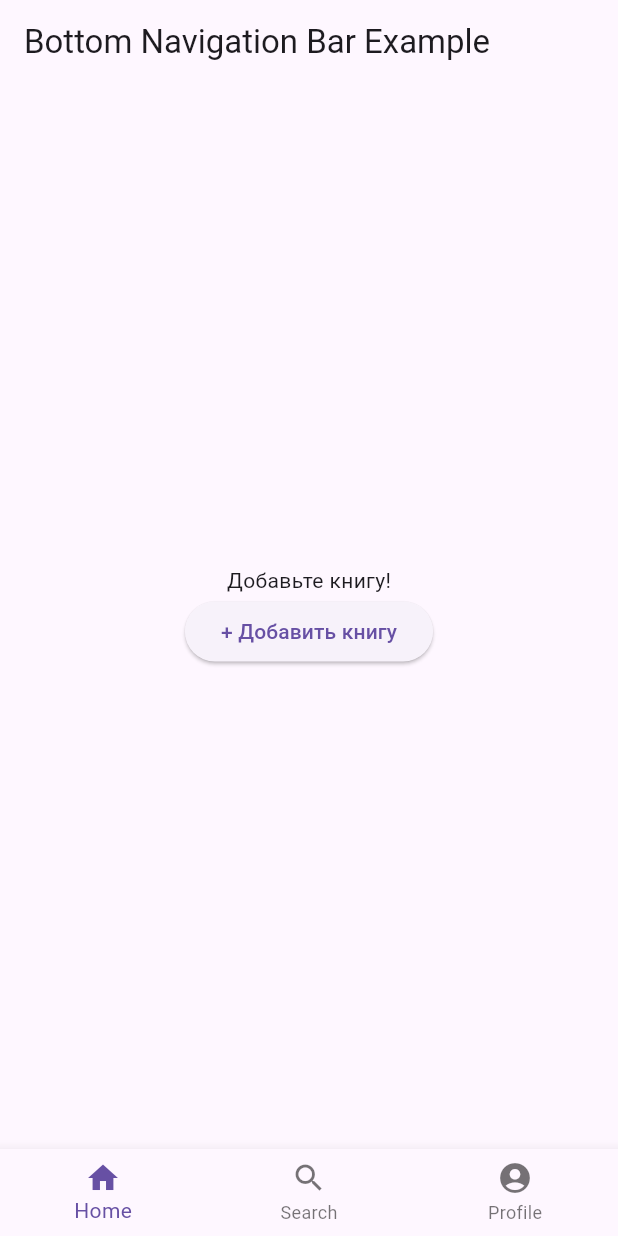
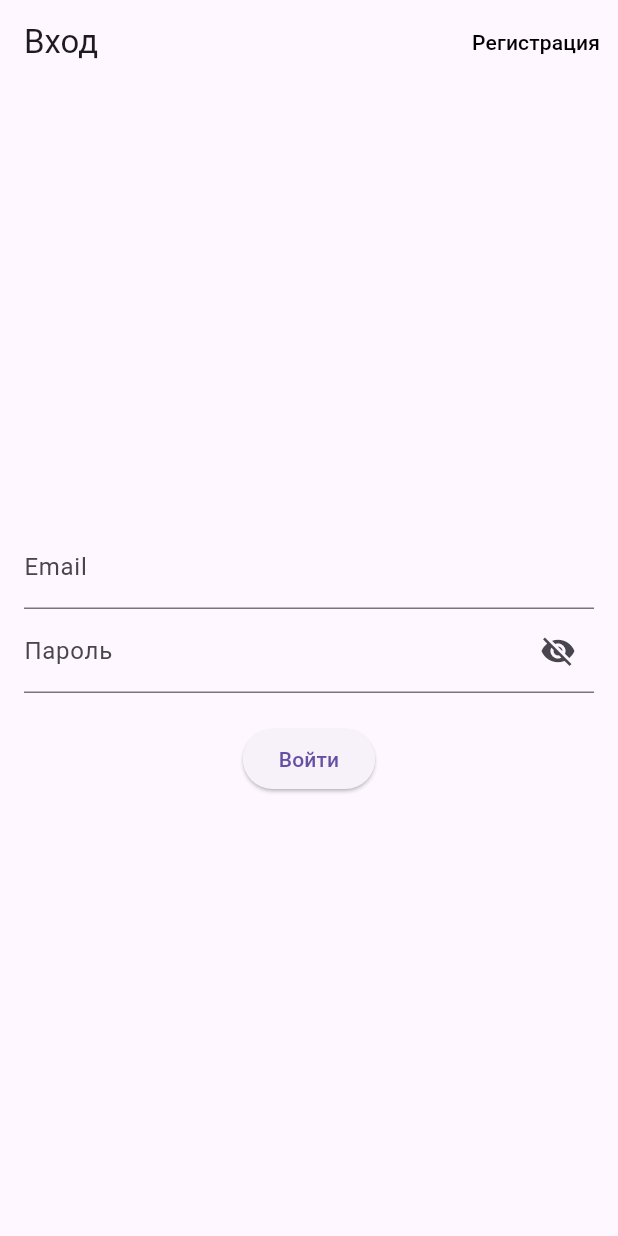
Before and after one commit to BaturinMaksim188/Interpret, a Flutter app: the screen it shows after launch, on a phone screen of 412 x 824 dp. Run offline on Flutter 3.47's test engine with Material 3 defaults, Android fonts, the phone set to English and light mode, and no system bars.

Commit message:
Complete change in user flow. Creating a framework for registration.

```diff
--- /dev/null
+++ b/interpret/lib/login_page.dart
@@ -0,0 +1,127 @@
+import 'package:flutter/material.dart';
+import 'auth.dart'; // Убедитесь, что путь к файлу верный
+
+class LoginPage extends StatefulWidget {
+  @override
+  _LoginPageState createState() => _LoginPageState();
+}
+
+class _LoginPageState extends State<LoginPage> {
+  final _formKey = GlobalKey<FormState>();
+  bool isLogin = true;
+  final _emailController = TextEditingController();
+  final _passwordController = TextEditingController();
+  final _confirmPasswordController = TextEditingController();
+  bool _obscurePassword = true;
+  bool _obscureConfirmPassword = true;
+
+  void _toggleForm() {
+    setState(() {
+      isLogin = !isLogin;
+    });
+  }
+
+  void _submit() {
+    final isValid = _formKey.currentState!.validate();
+    if (!isValid) return;
+
+    final email = _emailController.text;
+    final password = _passwordController.text;
+    final confirmPassword = _confirmPasswordController.text;
+
+    if (isLogin) {
+      login(email, password); // Предполагается, что это функция, например, отправка запроса к API
+    } else {
+      if (password != confirmPassword) {
+        ScaffoldMessenger.of(context).showSnackBar(SnackBar(
+          content: Text("Пароли не совпадают"),
+          backgroundColor: Colors.red,
+        ));
+        return;
+      }
+      register(email, password).then((_) {
+        Navigator.of(context).pushReplacementNamed('/confirm'); // Переход на страницу подтверждения
+      });
+    }
+  }
+
+  @override
+  Widget build(BuildContext context) {
+    return Scaffold(
+      appBar: AppBar(
+        title: Text(isLogin ? 'Вход' : 'Регистрация'),
+        actions: [
+          TextButton(
+            onPressed: _toggleForm,
+            child: Text(isLogin ? 'Регистрация' : 'Вход', style: TextStyle(color: Colors.black)),
+          )
+        ],
+      ),
+      body: Center(
+        child: Padding(
+          padding: const EdgeInsets.all(16.0),
+          child: Form(
+            key: _formKey,
+            child: Column(
+              mainAxisAlignment: MainAxisAlignment.center,
+              children: <Widget>[
+                TextFormField(
+                  controller: _emailController,
+                  decoration: InputDecoration(labelText: 'Email'),
+                  keyboardType: TextInputType.emailAddress,
+                  validator: (value) => value!.isEmpty || !value.contains('@') ? 'Введите действительный email' : null,
+                ),
+                TextFormField(
+                  controller: _passwordController,
+                  decoration: InputDecoration(
+                    labelText: 'Пароль',
+                    suffixIcon: IconButton(
+                      icon: Icon(_obscurePassword ? Icons.visibility_off : Icons.visibility),
+                      onPressed: () {
+                        setState(() {
+                          _obscurePassword = !_obscurePassword;
+                        });
+                      },
+                    ),
+                  ),
+                  obscureText: _obscurePassword,
+                  validator: (value) => value!.isEmpty || value.length < 6 ? 'Пароль должен быть длиннее 6 символов' : null,
+                ),
+
+                if (!isLogin) TextFormField(
+                  controller: _confirmPasswordController,
+                  decoration: InputDecoration(
+                    labelText: 'Повторите пароль',
+                    suffixIcon: IconButton(
+                      icon: Icon(_obscureConfirmPassword ? Icons.visibility_off : Icons.visibility),
+                      onPressed: () {
+                        setState(() {
+                          _obscureConfirmPassword = !_obscureConfirmPassword;
+                        });
+                      },
+                    ),
+                  ),
+                  obscureText: _obscureConfirmPassword,
+                  validator: (value) => value != _passwordController.text ? 'Пароли не совпадают' : null,
+                ),
+                SizedBox(height: 20),
+                ElevatedButton(
+                  onPressed: _submit,
+                  child: Text(isLogin ? 'Войти' : 'Зарегистрироваться'),
+                ),
+              ],
+            ),
+          ),
+        ),
+      ),
+    );
+  }
+
+  @override
+  void dispose() {
+    _emailController.dispose();
+    _passwordController.dispose();
+    _confirmPasswordController.dispose();
+    super.dispose();
+  }
+}
--- a/interpret/lib/main.dart
+++ b/interpret/lib/main.dart
@@ -1,123 +1,27 @@
 import 'package:flutter/material.dart';
-import 'package:file_picker/file_picker.dart';
-// import 'package:permission_handler/permission_handler.dart';
+import 'login_page.dart';
+import 'confirmation_page.dart';
+import 'home_page.dart';
 
-void main() => runApp(MyApp());
+void main() {
+  runApp(MyApp());
+}
 
 class MyApp extends StatelessWidget {
   @override
-Widget build(BuildContext context) {
+  Widget build(BuildContext context) {
     return MaterialApp(
-      home: MyHomePage(),
+      title: 'Название Приложения',
+      theme: ThemeData(
+        primarySwatch: Colors.blue,
+        visualDensity: VisualDensity.adaptivePlatformDensity,
+      ),
+      initialRoute: '/login',
+      routes: {
+        '/login': (context) => LoginPage(),
+        '/confirm': (context) => ConfirmationPage(),
+        // '/home': (context) => HomePage(),
+      },
     );
   }
 }
-
-class MyHomePage extends StatefulWidget {
-  @override
-  _MyHomePageState createState() => _MyHomePageState();
-}
-
-class _MyHomePageState extends State<MyHomePage> {
-  int _currentIndex = 0;
-  final PageController _pageController = PageController();
-  List<String> _fileNames = []; // Список для хранения имен файлов
-
-  @override
-  void dispose() {
-    _pageController.dispose();
-    super.dispose();
-  }
-
-  void _onItemTapped(int index) {
-    setState(() {
-      _currentIndex = index;
-    });
-    _pageController.animateToPage(
-      index,
-      duration: Duration(milliseconds: 300),
-      curve: Curves.easeIn,
-    );
-  }
-
-  Future<void> _pickFile() async {
-    // await Permission.storage.request();
-    FilePickerResult? result = await FilePicker.platform.pickFiles();
-
-    if (result != null) {
-      setState(() {
-        _fileNames.add(result.files.single.name); // Добавление имени файла в список
-      });
-    }
-  }
-
-  Widget _buildFirstPage() {
-    return Center(
-      child: Column(
-        mainAxisAlignment: MainAxisAlignment.center,
-        children: <Widget>[
-          if (_fileNames.isEmpty)
-            Text('Добавьте книгу!'),
-          ..._fileNames.map((fileName) => ListTile(
-                title: Text(fileName),
-                trailing: IconButton(
-                  icon: Icon(Icons.delete),
-                  onPressed: () {
-                    setState(() {
-                      _fileNames.remove(fileName); // Удаление файла из списка
-                    });
-                  },
-                ),
-                onTap: () {
-                  // Здесь можно реализовать логику открытия книги
-                },
-              )),
-          ElevatedButton(
-            onPressed: _pickFile,
-            child: Text('+ Добавить книгу'),
-          ),
-        ],
-      ),
-    );
-  }
-
-  @override
-Widget build(BuildContext context) {
-    return Scaffold(
-      appBar: AppBar(
-        title: Text('Bottom Navigation Bar Example'),
-      ),
-      body: PageView(
-        controller: _pageController,
-        onPageChanged: (index) {
-          setState(() {
-            _currentIndex = index;
-          });
-        },
-        children: <Widget>[
-          _buildFirstPage(),
-          Center(child: Text('Search Page')),
-          Center(child: Text('Profile Page')),
-        ],
-      ),
-      bottomNavigationBar: BottomNavigationBar(
-        currentIndex: _currentIndex,
-        onTap: _onItemTapped,
-        items: const <BottomNavigationBarItem>[
-          BottomNavigationBarItem(
-            icon: Icon(Icons.home),
-            label: 'Home',
-          ),
-          BottomNavigationBarItem(
-            icon: Icon(Icons.search),
-            label: 'Search',
-          ),
-          BottomNavigationBarItem(
-            icon: Icon(Icons.account_circle),
-            label: 'Profile',
-          ),
-        ],
-      ),
-    );
-  }
-}
--- a/interpret/pubspec.yaml
+++ b/interpret/pubspec.yaml
@@ -10,15 +10,13 @@ environment:
 dependencies:
   flutter:
     sdk: flutter
-  file_picker: ^4.0.0
-  # permission_handler: ^9.2.0
-
+  http: ^0.13.4
   cupertino_icons: ^1.0.6
 
 dev_dependencies:
   flutter_test:
     sdk: flutter
-
+  http: ^0.13.4
   flutter_lints: ^3.0.0
 
 flutter:
```
Also changed, not shown: interpret/google-services.json (added, +29 -0 lines), interpret/lib/auth.dart (added, +51 -0 lines), interpret/lib/confirmation_page.dart (added, +85 -0 lines), interpret/lib/home_page.dart (added, +21 -0 lines), interpret/pubspec.lock, 1 other file.
